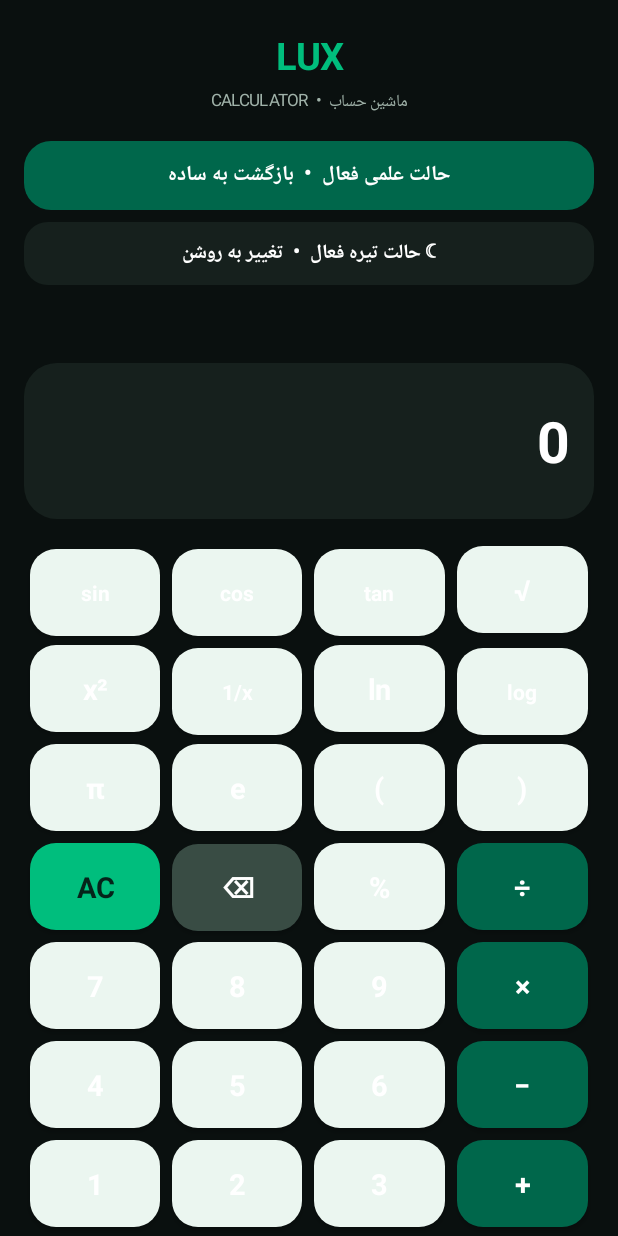
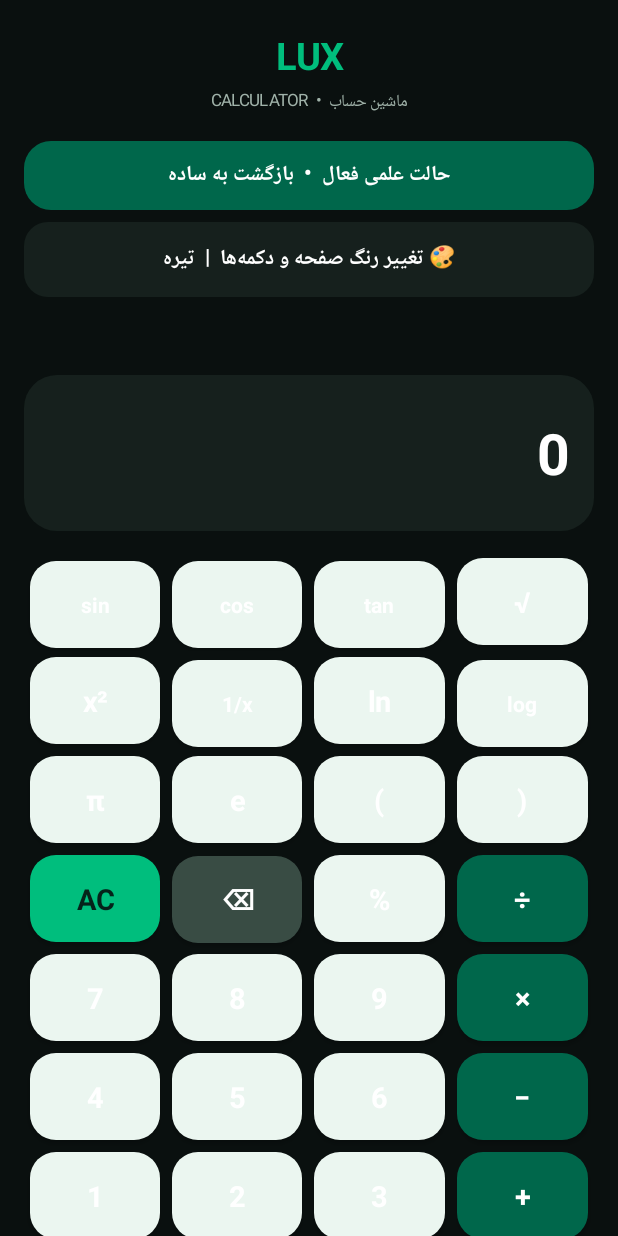
Before and after one commit to m4hmoud19811-dot/my-calculator, an Android app: the screen it shows after launch (MainActivity), after a tap on "حالت ساده • نمایش ابزارهای علمی", on a phone screen of 412 x 824 dp. Run offline under Robolectric (Android 15) with nearby library versions, the phone set to English and light mode, and no system bars.

Commit message:
Make on-screen theme switch button prominent

```diff
--- a/app/src/main/java/com/example/mycalculator/MainActivity.java
+++ b/app/src/main/java/com/example/mycalculator/MainActivity.java
@@ -84,11 +84,11 @@ public class MainActivity extends Activity {
         root.addView(modeButton, mp);
         themeButton = new TextView(this);
         themeButton.setGravity(Gravity.CENTER);
-        themeButton.setTextSize(13);
+        themeButton.setTextSize(14);
         themeButton.setTypeface(null, Typeface.BOLD);
         themeButton.setTextColor(white);
         themeButton.setBackground(shape(panel, dp(16)));
-        LinearLayout.LayoutParams tp = new LinearLayout.LayoutParams(-1, dp(42));
+        LinearLayout.LayoutParams tp = new LinearLayout.LayoutParams(-1, dp(50));
         tp.topMargin = dp(8);
         root.addView(themeButton, tp);
         themeButton.setOnClickListener(v -> {
@@ -151,7 +151,7 @@ public class MainActivity extends Activity {
     }
 
     private void updateThemeLabel() {
-        themeButton.setText(lightTheme ? "☀ حالت روشن فعال  •  تغییر به تیره" : "☾ حالت تیره فعال  •  تغییر به روشن");
+        themeButton.setText(lightTheme ? "🎨 تغییر رنگ صفحه و دکمه‌ها  |  روشن" : "🎨 تغییر رنگ صفحه و دکمه‌ها  |  تیره");
     }
 
     private void refreshTheme() {
```
